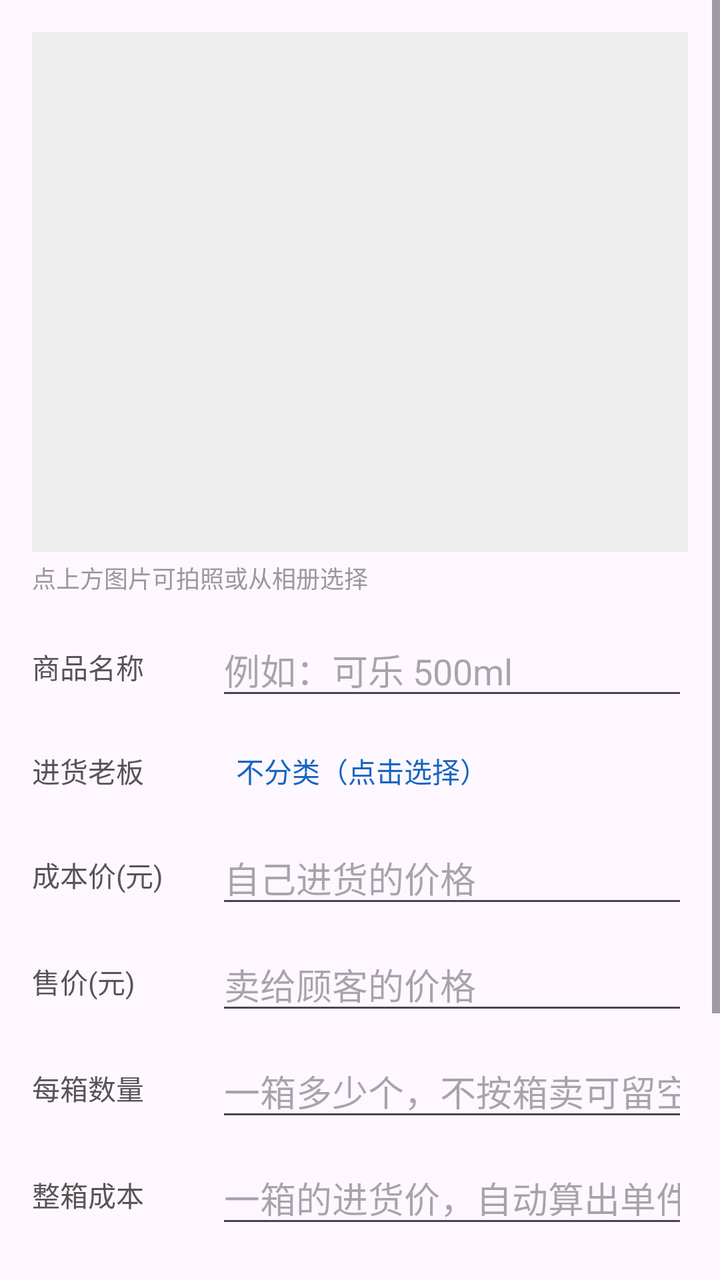
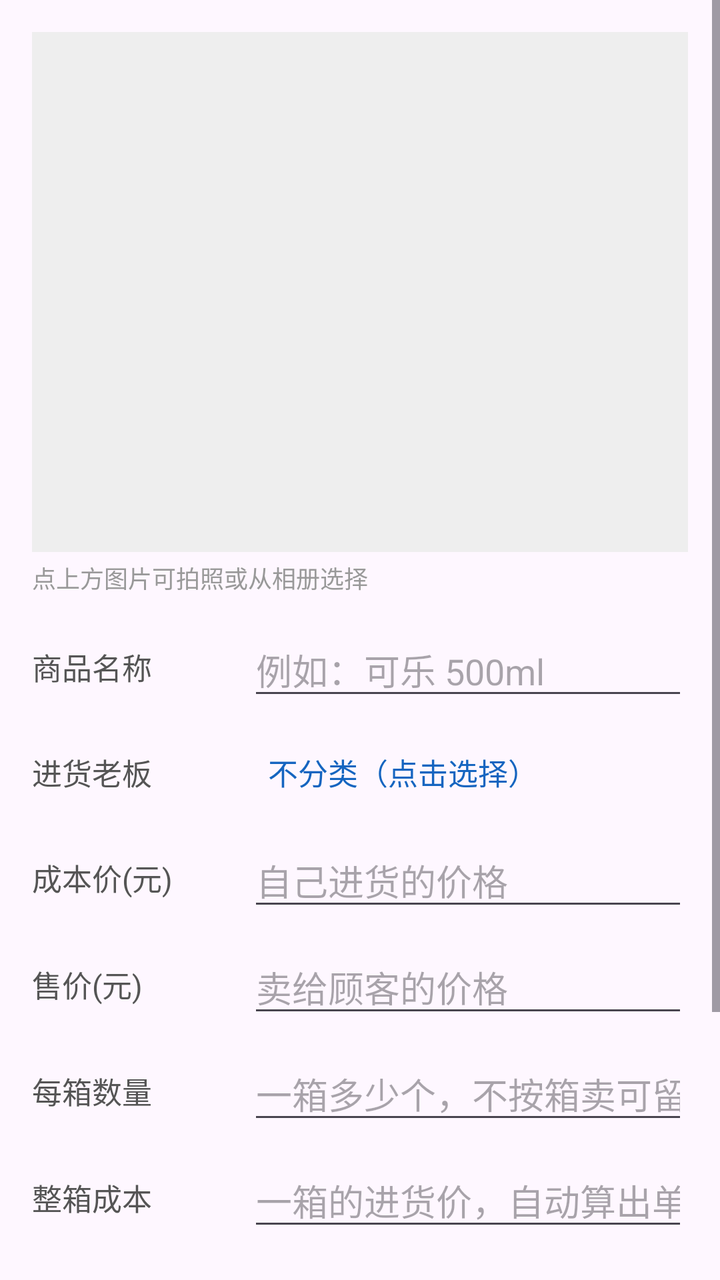

The first picture is an Android layout as it rendered before a commit; the second is the same layout after the commit. The layout source and the unified diff follow.
<!-- AndroidManifest.xml: application theme Theme.Shop -->
<!-- res/layout/activity_edit_item.xml -->
<?xml version="1.0" encoding="utf-8"?>
<ScrollView xmlns:android="http://schemas.android.com/apk/res/android"
    android:layout_width="match_parent"
    android:layout_height="match_parent">

    <LinearLayout
        android:layout_width="match_parent"
        android:layout_height="wrap_content"
        android:orientation="vertical"
        android:padding="16dp">

        <ImageView
            android:id="@+id/ivPhoto"
            android:layout_width="match_parent"
            android:layout_height="260dp"
            android:background="#EEEEEE"
            android:contentDescription="商品图片"
            android:scaleType="centerCrop" />

        <TextView
            android:layout_width="match_parent"
            android:layout_height="wrap_content"
            android:layout_marginTop="4dp"
            android:text="点上方图片可拍照或从相册选择"
            android:textColor="#999999"
            android:textSize="12sp" />

        <LinearLayout
            android:layout_width="match_parent"
            android:layout_height="wrap_content"
            android:layout_marginTop="14dp"
            android:gravity="center_vertical"
            android:orientation="horizontal">

            <TextView
                android:layout_width="92dp"
                android:layout_height="wrap_content"
                android:text="商品名称"
                android:textColor="#555555"
                android:textSize="14sp" />

            <EditText
                android:id="@+id/etName"
                android:layout_width="0dp"
                android:layout_height="wrap_content"
                android:layout_weight="1"
                android:hint="例如：可乐 500ml"
                android:inputType="text"
                android:maxLines="1" />
        </LinearLayout>

        <LinearLayout
            android:layout_width="match_parent"
            android:layout_height="wrap_content"
            android:layout_marginTop="10dp"
            android:gravity="center_vertical"
            android:orientation="horizontal">

            <TextView
                android:layout_width="92dp"
                android:layout_height="wrap_content"
                android:text="进货老板"
                android:textColor="#555555"
                android:textSize="14sp" />

            <TextView
                android:id="@+id/tvShop"
                android:layout_width="0dp"
                android:layout_height="wrap_content"
                android:layout_weight="1"
                android:padding="10dp"
                android:text="不分类（点击选择）"
                android:textColor="#1565C0"
                android:textSize="14sp" />
        </LinearLayout>

        <LinearLayout
            android:layout_width="match_parent"
            android:layout_height="wrap_content"
            android:layout_marginTop="10dp"
            android:gravity="center_vertical"
            android:orientation="horizontal">

            <TextView
                android:layout_width="92dp"
                android:layout_height="wrap_content"
                android:text="成本价(元)"
                android:textColor="#555555"
                android:textSize="14sp" />

            <EditText
                android:id="@+id/etCost"
                android:layout_width="0dp"
                android:layout_height="wrap_content"
                android:layout_weight="1"
                android:hint="自己进货的价格"
                android:inputType="numberDecimal" />
        </LinearLayout>

        <LinearLayout
            android:layout_width="match_parent"
            android:layout_height="wrap_content"
            android:layout_marginTop="10dp"
            android:gravity="center_vertical"
            android:orientation="horizontal">

            <TextView
                android:layout_width="92dp"
                android:layout_height="wrap_content"
                android:text="售价(元)"
                android:textColor="#555555"
                android:textSize="14sp" />

            <EditText
                android:id="@+id/etPrice"
                android:layout_width="0dp"
                android:layout_height="wrap_content"
                android:layout_weight="1"
                android:hint="卖给顾客的价格"
                android:inputType="numberDecimal" />
        </LinearLayout>

        <LinearLayout
            android:layout_width="match_parent"
            android:layout_height="wrap_content"
            android:layout_marginTop="10dp"
            android:gravity="center_vertical"
            android:orientation="horizontal">

            <TextView
                android:layout_width="92dp"
                android:layout_height="wrap_content"
                android:text="每箱数量"
                android:textColor="#555555"
                android:textSize="14sp" />

            <EditText
                android:id="@+id/etBoxQty"
                android:layout_width="0dp"
                android:layout_height="wrap_content"
                android:layout_weight="1"
                android:hint="一箱多少个，不按箱卖可留空"
                android:inputType="number"
                android:maxLines="1" />
        </LinearLayout>

        <LinearLayout
            android:layout_width="match_parent"
            android:layout_height="wrap_content"
            android:layout_marginTop="10dp"
            android:gravity="center_vertical"
            android:orientation="horizontal">

            <TextView
                android:layout_width="92dp"
                android:layout_height="wrap_content"
                android:text="整箱成本"
                android:textColor="#555555"
                android:textSize="14sp" />

            <EditText
                android:id="@+id/etBoxCost"
                android:layout_width="0dp"
                android:layout_height="wrap_content"
                android:layout_weight="1"
                android:hint="一箱的进货价，自动算出单件成本"
                android:inputType="numberDecimal"
                android:maxLines="1" />
        </LinearLayout>

        <LinearLayout
            android:layout_width="match_parent"
            android:layout_height="wrap_content"
            android:layout_marginTop="10dp"
            android:gravity="center_vertical"
            android:orientation="horizontal">

            <TextView
                android:layout_width="92dp"
                android:layout_height="wrap_content"
                android:text="整箱售价"
                android:textColor="#555555"
                android:textSize="14sp" />

            <EditText
                android:id="@+id/etBoxPrice"
                android:layout_width="0dp"
                android:layout_height="wrap_content"
                android:layout_weight="1"
                android:hint="留空则按 售价×数量 自动算"
                android:inputType="numberDecimal"
                android:maxLines="1" />
        </LinearLayout>

        <Button
            android:id="@+id/btnSave"
            android:layout_width="match_parent"
            android:layout_height="wrap_content"
            android:layout_marginTop="18dp"
            android:text="保存" />

        <Button
            android:id="@+id/btnDelete"
            style="@style/Widget.Material3.Button.OutlinedButton"
            android:layout_width="match_parent"
            android:layout_height="wrap_content"
            android:layout_marginTop="6dp"
            android:text="删除该商品"
            android:textColor="#D32F2F" />
    </LinearLayout>
</ScrollView>
<!-- resources referenced by this layout -->
<resources>
  <style name="Theme.Shop" parent="Theme.Material3.DayNight">
          <item name="colorPrimary">@color/primary</item>
      </style>
  <color name="primary">#E65100</color>
</resources>

<!-- the commit's change to res/layout/activity_edit_item.xml (unified diff, before → after) -->
@@ -33,11 +33,12 @@
             android:orientation="horizontal">
 
             <TextView
-                android:layout_width="92dp"
+                android:layout_width="100dp"
+                android:layout_marginEnd="8dp"
                 android:layout_height="wrap_content"
                 android:text="商品名称"
                 android:textColor="#555555"
-                android:textSize="14sp" />
+                android:textSize="15sp" />
 
             <EditText
                 android:id="@+id/etName"
@@ -57,11 +58,12 @@
             android:orientation="horizontal">
 
             <TextView
-                android:layout_width="92dp"
+                android:layout_width="100dp"
+                android:layout_marginEnd="8dp"
                 android:layout_height="wrap_content"
                 android:text="进货老板"
                 android:textColor="#555555"
-                android:textSize="14sp" />
+                android:textSize="15sp" />
 
             <TextView
                 android:id="@+id/tvShop"
@@ -71,22 +73,23 @@
                 android:padding="10dp"
                 android:text="不分类（点击选择）"
                 android:textColor="#1565C0"
-                android:textSize="14sp" />
-        </LinearLayout>
-
-        <LinearLayout
-            android:layout_width="match_parent"
-            android:layout_height="wrap_content"
-            android:layout_marginTop="10dp"
-            android:gravity="center_vertical"
-            android:orientation="horizontal">
-
-            <TextView
-                android:layout_width="92dp"
+                android:textSize="15sp" />
+        </LinearLayout>
+
+        <LinearLayout
+            android:layout_width="match_parent"
+            android:layout_height="wrap_content"
+            android:layout_marginTop="10dp"
+            android:gravity="center_vertical"
+            android:orientation="horizontal">
+
+            <TextView
+                android:layout_width="100dp"
+                android:layout_marginEnd="8dp"
                 android:layout_height="wrap_content"
                 android:text="成本价(元)"
                 android:textColor="#555555"
-                android:textSize="14sp" />
+                android:textSize="15sp" />
 
             <EditText
                 android:id="@+id/etCost"
@@ -105,11 +108,12 @@
             android:orientation="horizontal">
 
             <TextView
-                android:layout_width="92dp"
+                android:layout_width="100dp"
+                android:layout_marginEnd="8dp"
                 android:layout_height="wrap_content"
                 android:text="售价(元)"
                 android:textColor="#555555"
-                android:textSize="14sp" />
+                android:textSize="15sp" />
 
             <EditText
                 android:id="@+id/etPrice"
@@ -128,11 +132,12 @@
             android:orientation="horizontal">
 
             <TextView
-                android:layout_width="92dp"
+                android:layout_width="100dp"
+                android:layout_marginEnd="8dp"
                 android:layout_height="wrap_content"
                 android:text="每箱数量"
                 android:textColor="#555555"
-                android:textSize="14sp" />
+                android:textSize="15sp" />
 
             <EditText
                 android:id="@+id/etBoxQty"
@@ -152,11 +157,12 @@
             android:orientation="horizontal">
 
             <TextView
-                android:layout_width="92dp"
+                android:layout_width="100dp"
+                android:layout_marginEnd="8dp"
                 android:layout_height="wrap_content"
                 android:text="整箱成本"
                 android:textColor="#555555"
-                android:textSize="14sp" />
+                android:textSize="15sp" />
 
             <EditText
                 android:id="@+id/etBoxCost"
@@ -176,11 +182,12 @@
             android:orientation="horizontal">
 
             <TextView
-                android:layout_width="92dp"
+                android:layout_width="100dp"
+                android:layout_marginEnd="8dp"
                 android:layout_height="wrap_content"
                 android:text="整箱售价"
                 android:textColor="#555555"
-                android:textSize="14sp" />
+                android:textSize="15sp" />
 
             <EditText
                 android:id="@+id/etBoxPrice"
